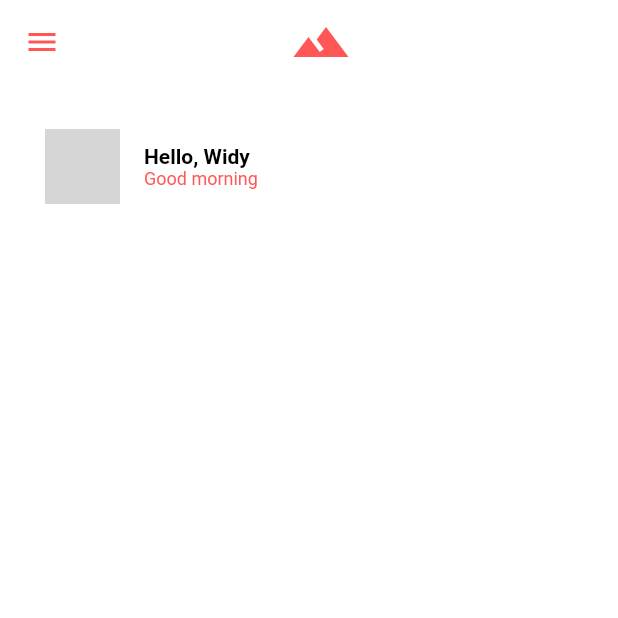
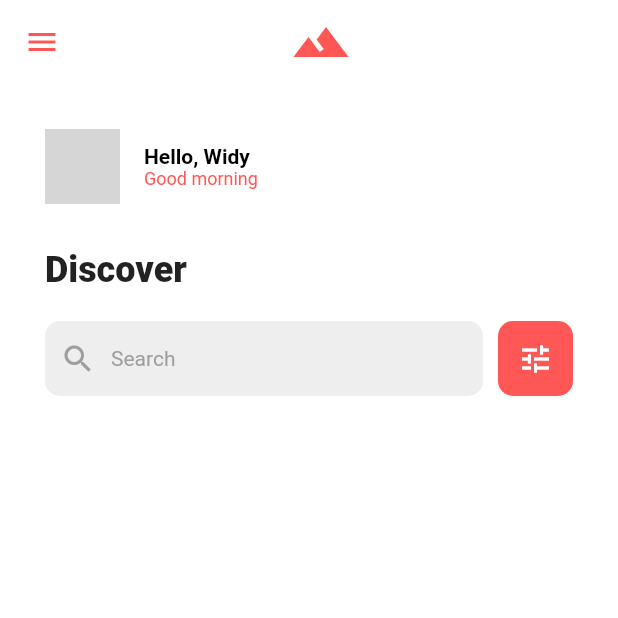
Before and after one commit to LittleFireflies/mounts-of-the-world, a Flutter app: the screen it shows after launch, on a phone screen of 412 x 824 dp, the top half of it. Run offline on Flutter 3.47's test engine with Material 2 defaults, Android fonts, the light colour scheme and no system bars; network calls fail; grey boxes are pictures that could not be loaded.

Commit message:
create App Search

```diff
--- a/lib/app_search.dart
+++ b/lib/app_search.dart
@@ -1,10 +1,67 @@
 import 'package:flutter/material.dart';
+
+import 'colors.dart';
 
 class AppSearch extends StatelessWidget {
   const AppSearch({Key? key}) : super(key: key);
 
   @override
   Widget build(BuildContext context) {
-    return Container();
+    return Container(
+      padding: const EdgeInsets.all(30),
+      child: Column(
+        crossAxisAlignment: CrossAxisAlignment.start,
+        children: [
+          const Text(
+            'Discover',
+            style: TextStyle(
+              fontWeight: FontWeight.w900,
+              fontSize: 24,
+            ),
+          ),
+          const SizedBox(height: 20),
+          Row(
+            children: [
+              Expanded(
+                child: Container(
+                  height: 50,
+                  padding: const EdgeInsets.all(10),
+                  decoration: BoxDecoration(
+                    color: Colors.grey[200],
+                    borderRadius: BorderRadius.circular(10),
+                  ),
+                  child: Row(
+                    children: const [
+                      Icon(
+                        Icons.search,
+                        color: Colors.grey,
+                      ),
+                      SizedBox(width: 10),
+                      Text(
+                        'Search',
+                        style: TextStyle(color: Colors.grey),
+                      ),
+                    ],
+                  ),
+                ),
+              ),
+              Container(
+                margin: const EdgeInsets.only(left: 10),
+                width: 50,
+                height: 50,
+                decoration: BoxDecoration(
+                  color: mainColor,
+                  borderRadius: BorderRadius.circular(10),
+                ),
+                child: const Icon(
+                  Icons.tune,
+                  color: Colors.white,
+                ),
+              ),
+            ],
+          ),
+        ],
+      ),
+    );
   }
 }
--- a/lib/mounts_app.dart
+++ b/lib/mounts_app.dart
@@ -2,6 +2,7 @@ import 'package:flutter/material.dart';
 import 'package:mounts_of_the_world/colors.dart';
 
 import 'app_header.dart';
+import 'app_search.dart';
 
 class MountsApp extends StatelessWidget {
   const MountsApp({Key? key}) : super(key: key);
@@ -41,6 +42,7 @@ class MountsApp extends StatelessWidget {
         crossAxisAlignment: CrossAxisAlignment.start,
         children: const [
           AppHeader(),
+          AppSearch(),
         ],
       ),
     );
```
